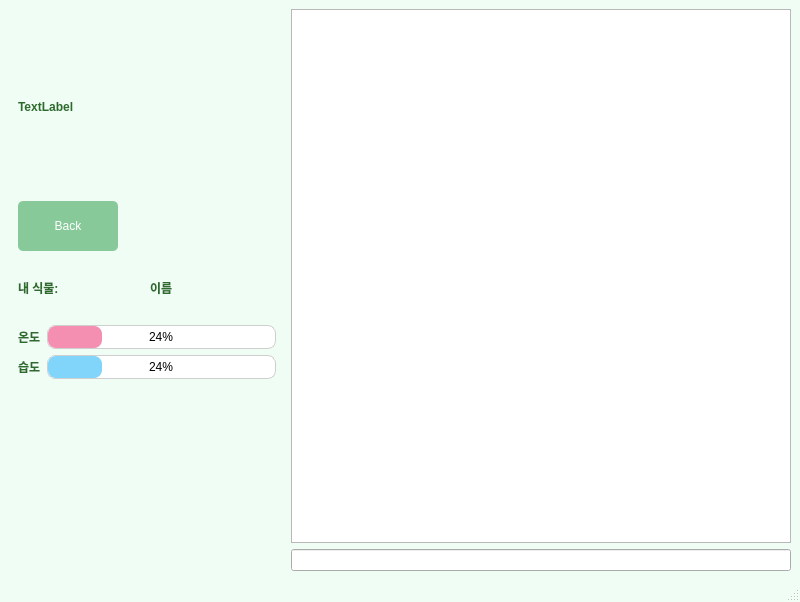
Before: the Qt Designer form Client/views/ClientMainWindow.ui in hong000321/3rd_mini_PlantServant, drawn with Qt 5.
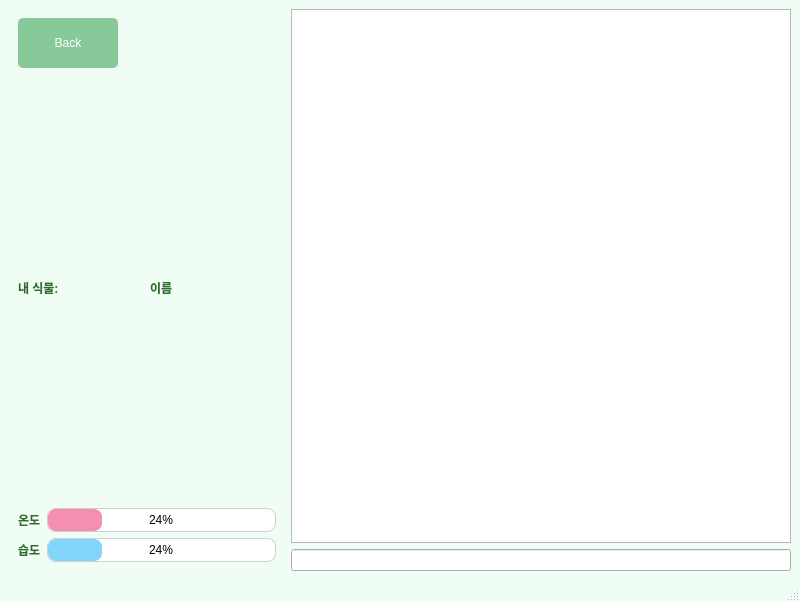
After: the same form once the commit is applied. The open tabs and pages were chosen to show the change.

Commit message: [UI|Test2] 라벨 제거

```diff
--- a/Client/views/ClientMainWindow.ui
+++ b/Client/views/ClientMainWindow.ui
@@ -25,16 +25,6 @@
       </property>
       <widget class="QWidget" name="page_plant">
        <layout class="QVBoxLayout" name="verticalLayout_7">
-        <item>
-         <widget class="QLabel" name="label">
-          <property name="styleSheet">
-           <string>QLabel { color: #2d6b2d; font-weight: bold; }</string>
-          </property>
-          <property name="text">
-           <string>TextLabel</string>
-          </property>
-         </widget>
-        </item>
         <item>
          <layout class="QVBoxLayout" name="verticalLayout_3">
           <item>
@@ -156,16 +146,6 @@
           </item>
          </layout>
         </item>
-        <item>
-         <widget class="QLabel" name="label_7">
-          <property name="styleSheet">
-           <string>QLabel { color: #2d6b2d; font-weight: bold; }</string>
-          </property>
-          <property name="text">
-           <string/>
-          </property>
-         </widget>
-        </item>
        </layout>
       </widget>
       <widget class="QWidget" name="page_write_post">
```
Left out of the diff: 2 changed lines with no effect on the pictures.
